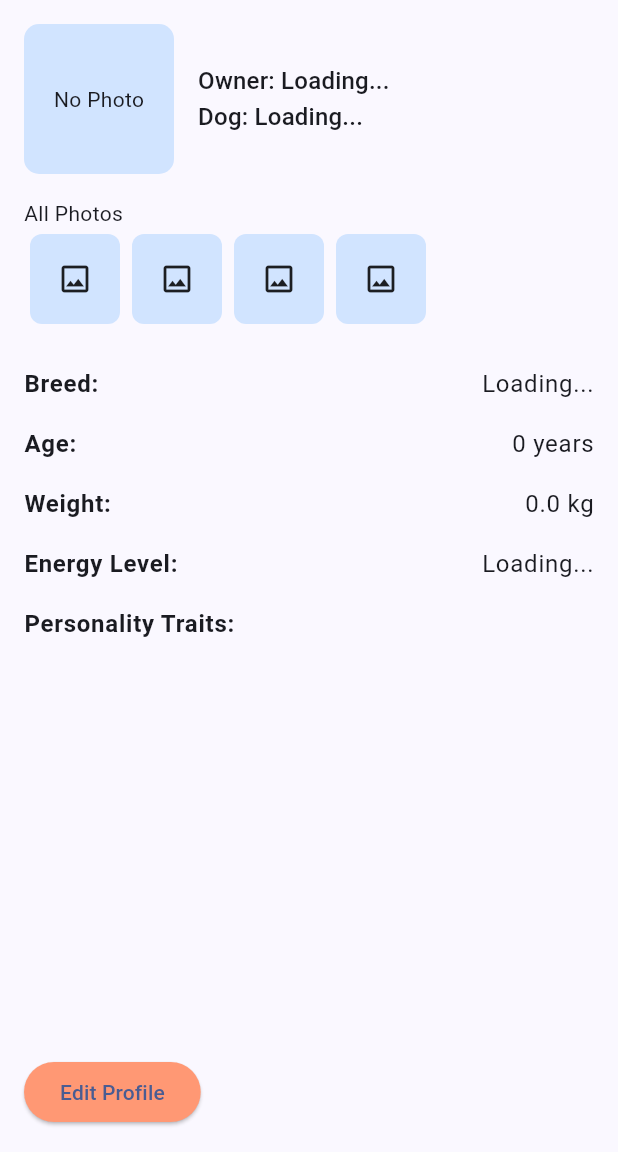
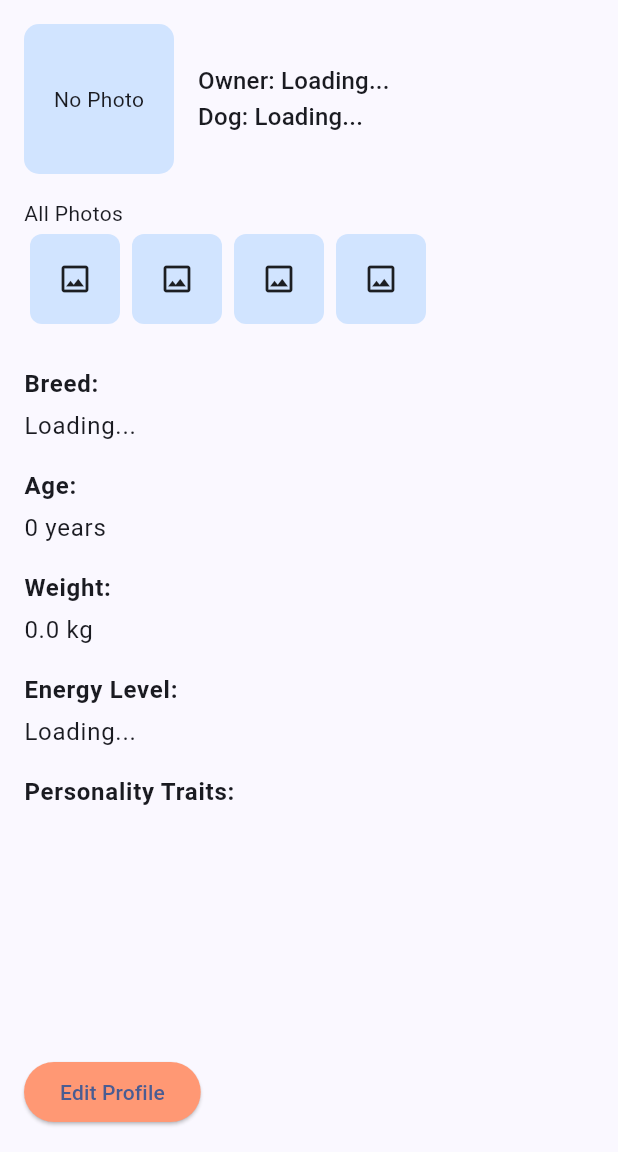
Before and after one commit to dinastyk/playpaws, a Flutter app: the ProfileScreen screen opened directly, on a phone screen of 412 x 824 dp, the part 84-1236 px from its top. Run offline on Flutter 3.47's test engine with Material 3 defaults, Android fonts, the phone set to English and light mode, and no system bars; our stand-ins replace cloud_firestore, faker, firebase_auth, firebase_core, google_fonts, google_sign_in and 1 more; accounts and stored records are empty.

Commit message:
Fixed profileUI functionality so it displays specific user's correct profile info

```diff
--- a/flutterDemo/lib/main.dart
+++ b/flutterDemo/lib/main.dart
@@ -6,9 +6,7 @@ import 'screens/navigation_bar.dart';
 
 void main() async {
   WidgetsFlutterBinding.ensureInitialized();
-  await Firebase.initializeApp(
-    options: DefaultFirebaseOptions.currentPlatform,
-  );
+  await Firebase.initializeApp();
   runApp(MyApp());
 }
 
--- a/flutterDemo/lib/screens/profile_ui.dart
+++ b/flutterDemo/lib/screens/profile_ui.dart
@@ -1,3 +1,4 @@
+import 'package:firebase_auth/firebase_auth.dart';
 import 'package:flutter/material.dart';
 import 'package:cloud_firestore/cloud_firestore.dart';
 import 'package:google_fonts/google_fonts.dart';
@@ -36,6 +37,7 @@ class _ProfileScreenState extends State<ProfileScreen> {
   double weight = 0.0;
   String energyLevel = "Loading...";
   List<String> personalityTraits = [];
+  String profilePictureURL = "";
 
   @override
   void initState() {
@@ -44,19 +46,54 @@ class _ProfileScreenState extends State<ProfileScreen> {
   }
 
   void _fetchProfileData() async {
-    DocumentSnapshot userSnapshot = await _firestore.collection('users').doc('userId1').get();
-    DocumentSnapshot dogSnapshot = await _firestore.collection('dogs').doc('dogId1').get();
+    final uid = FirebaseAuth.instance.currentUser?.uid;
+    debugPrint("🧪 Firebase UID: $uid");
+
+    if (uid == null) {
+      debugPrint("🚨 UID is null — user not logged in?");
+      return;
+    }
+
+    // Step 1: Query Firestore for the user document with matching UID
+    final userQuery = await _firestore
+        .collection('users')
+        .where('uid', isEqualTo: uid)
+        .limit(1)
+        .get();
+
+    if (userQuery.docs.isEmpty) {
+      debugPrint("🚨 No user found for UID: $uid");
+      return;
+    }
+
+    final userSnapshot = userQuery.docs.first;
+    final userData = userSnapshot.data();
+    debugPrint("✅ User data: $userData");
+
+    // 🔥 Updated for DocumentReference
+    final DocumentReference dogRef = userData['dog'];
+    final dogSnapshot = await dogRef.get();
+
+    if (!dogSnapshot.exists) {
+      debugPrint("🚨 Dog document not found at ref: $dogRef");
+      return;
+    }
+
+    final dogData = dogSnapshot.data() as Map<String, dynamic>;
+    debugPrint("✅ Dog data: $dogData");
 
     setState(() {
-      ownerName = userSnapshot['name'];
-      dogName = dogSnapshot['name'];
-      breed = dogSnapshot['size'];
-      age = dogSnapshot['updatedAt'].toDate().year - 2020; // Assuming birth year 2020
-      weight = dogSnapshot['weight'].toDouble();
-      energyLevel = dogSnapshot['energyLevel'];
-      personalityTraits = List<String>.from(dogSnapshot['personality']);
+      ownerName = userData['name'];
+      profilePictureURL = userData['profilePictureURL'];
+      dogName = dogData['name'];
+      breed = dogData['breed'];
+      age = dogData['age'];
+      weight = dogData['weight'].toDouble();
+      energyLevel = dogData['energyLevel'];
+      personalityTraits = List<String>.from(dogData['personality']);
     });
   }
+
 
   @override
   Widget build(BuildContext context) {
@@ -78,19 +115,39 @@ class _ProfileScreenState extends State<ProfileScreen> {
                   decoration: BoxDecoration(
                     color: const Color(0xFFD1E4FF),
                     borderRadius: BorderRadius.circular(10),
+                    image: profilePictureURL.isNotEmpty
+                        ? DecorationImage(
+                            image: NetworkImage(profilePictureURL),
+                            fit: BoxFit.cover,
+                          )
+                        : null,
                   ),
-                  child: const Center(child: Text("No Photo")),
+                  child: profilePictureURL.isEmpty
+                      ? const Center(child: Text("No Photo"))
+                      : null,
                 ),
                 const SizedBox(width: 16),
-                Column(
-                  crossAxisAlignment: CrossAxisAlignment.start,
-                  children: [
-                    Text("Owner: $ownerName", style: Theme.of(context).textTheme.titleMedium),
-                    Text("Dog: $dogName", style: Theme.of(context).textTheme.titleMedium),
-                  ],
-                )
+                // 👇 Wrap this in Flexible
+                Flexible(
+                  child: Column(
+                    crossAxisAlignment: CrossAxisAlignment.start,
+                    children: [
+                      Text(
+                        "Owner: $ownerName",
+                        style: Theme.of(context).textTheme.titleMedium,
+                        overflow: TextOverflow.ellipsis,
+                      ),
+                      Text(
+                        "Dog: $dogName",
+                        style: Theme.of(context).textTheme.titleMedium,
+                        overflow: TextOverflow.ellipsis,
+                      ),
+                    ],
+                  ),
+                ),
               ],
             ),
+
             const SizedBox(height: 16),
             const Text("All Photos"),
             Row(
@@ -132,11 +189,18 @@ class _ProfileScreenState extends State<ProfileScreen> {
   Widget _buildInfoField(String label, String value) {
     return Padding(
       padding: const EdgeInsets.symmetric(vertical: 8.0),
-      child: Row(
-        mainAxisAlignment: MainAxisAlignment.spaceBetween,
+      child: Column(
+        crossAxisAlignment: CrossAxisAlignment.start,
         children: [
-          Text("$label:", style: Theme.of(context).textTheme.bodyLarge?.copyWith(fontWeight: FontWeight.bold)),
-          Text(value, style: Theme.of(context).textTheme.bodyLarge),
+          Text(
+            "$label:",
+            style: Theme.of(context).textTheme.bodyLarge?.copyWith(fontWeight: FontWeight.bold),
+          ),
+          const SizedBox(height: 4),
+          Text(
+            value,
+            style: Theme.of(context).textTheme.bodyLarge,
+          ),
         ],
       ),
     );
```
Also changed, not shown: flutterDemo/lib/screens/login_screen.dart (+9 -2 lines), 1 other file.
